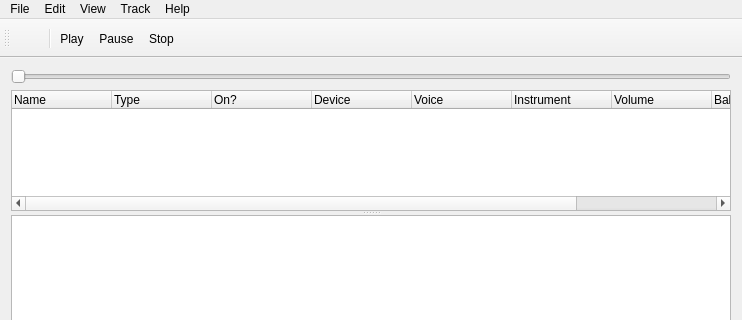
First picture: the form in src/Gui/MainWind.ui, repository waddlesplash/ragingmidi, before the edit; both pictures show x 0 to 742 and y 0 to 320 of the 742 by 565 pixel window.
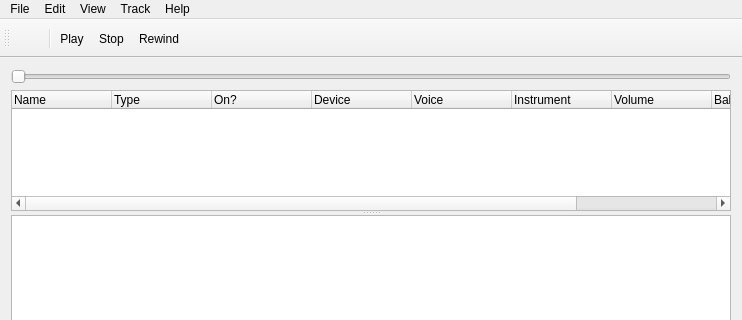
Second picture: the form after the edit. Custom widgets are drawn as their Qt base class.

Commit message: Remove "Pause" functionality and add "Rewind". Also remove seek-while-playing because it didn't work.

Diff of the .ui file:
```diff
--- a/src/Gui/MainWind.ui
+++ b/src/Gui/MainWind.ui
@@ -150,8 +150,8 @@
    <addaction name="actionTEMP"/>
    <addaction name="separator"/>
    <addaction name="actionPlay"/>
-   <addaction name="actionPause"/>
    <addaction name="actionStop"/>
+   <addaction name="actionRewind"/>
   </widget>
   <widget class="QStatusBar" name="statusBar"/>
   <action name="actionTrackAdd">
@@ -179,11 +179,6 @@
     <string>Stop</string>
    </property>
   </action>
-  <action name="actionPause">
-   <property name="text">
-    <string>Pause</string>
-   </property>
-  </action>
   <action name="actionAbout_Raging_Midi">
    <property name="text">
     <string>About Raging Midi</string>
@@ -200,6 +195,11 @@
     <string>Save as...</string>
    </property>
   </action>
+  <action name="actionRewind">
+   <property name="text">
+    <string>Rewind</string>
+   </property>
+  </action>
  </widget>
  <layoutdefault spacing="6" margin="11"/>
  <customwidgets>
```
The commit also changes 4 other files.
